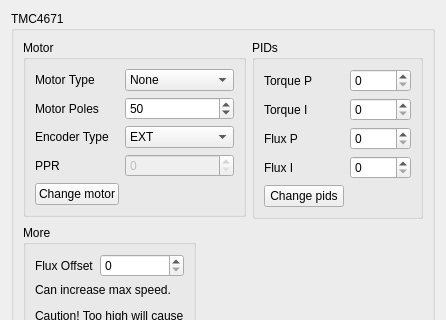
Ultrawipf/OpenFFBoard-configurator, file res/tmc4671_ui.ui: the form before one commit; both pictures show x 0 to 446 and y 0 to 320 of the 446 by 461 pixel window.
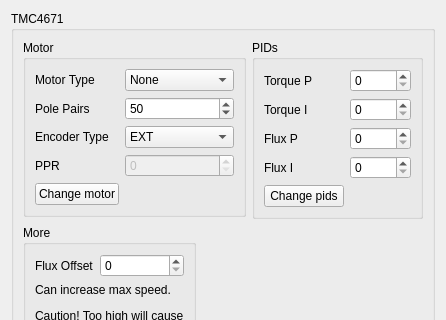
The form after the commit.

```diff
--- a/res/tmc4671_ui.ui
+++ b/res/tmc4671_ui.ui
@@ -66,7 +66,7 @@
          <item row="1" column="0">
           <widget class="QLabel" name="label_2">
            <property name="text">
-            <string>Motor Poles</string>
+            <string>Pole Pairs</string>
            </property>
           </widget>
          </item>
```
